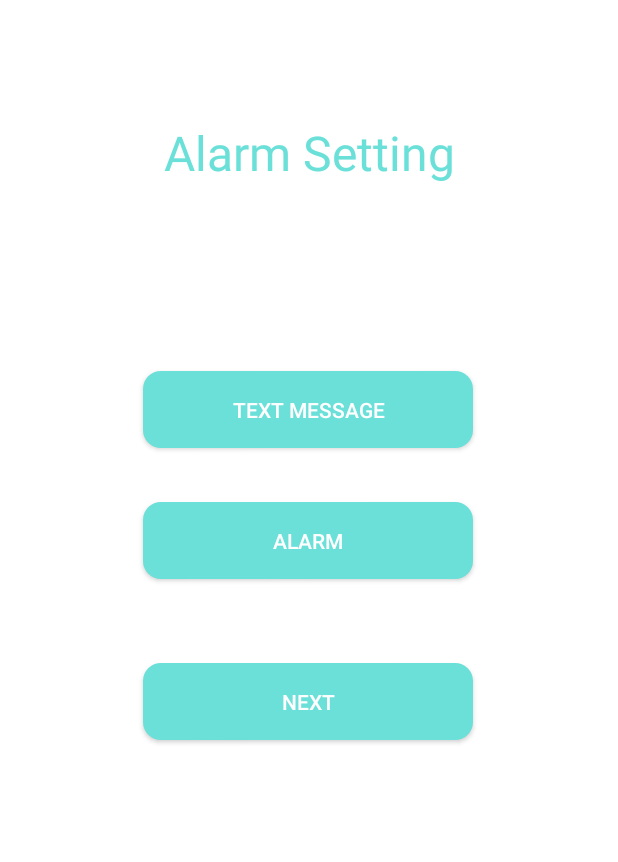
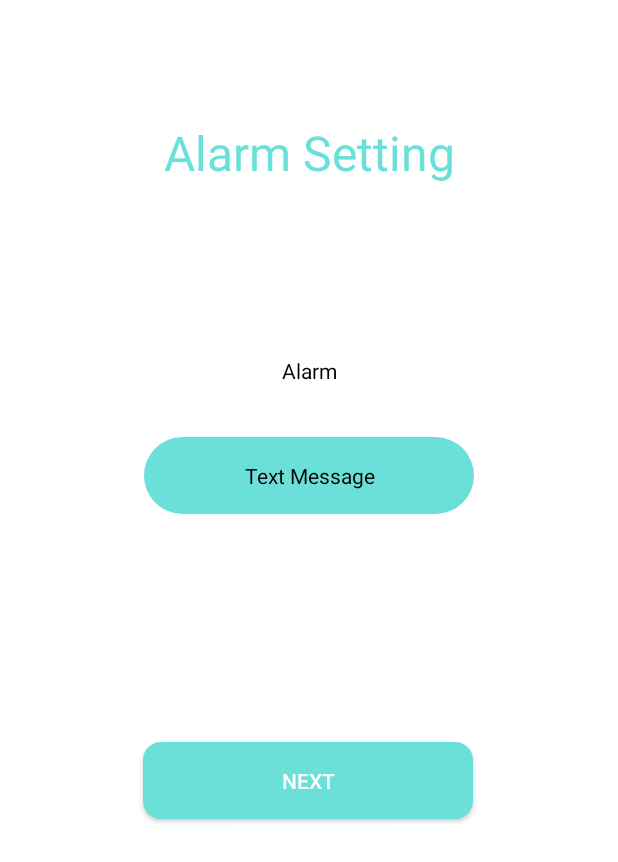
Before and after one commit to NaeemGhabayen/AnsoliApp, an Android app: the alertActivity screen opened directly, with no data from a screen before it, on a phone screen of 412 x 824 dp. Shown: the top 862 px of the screen. Run offline under Robolectric (Android 15) with nearby library versions, the phone set to English and light mode, and no system bars; our stand-ins replace Firebase (no records; nobody signed in at launch, a user with empty details on screens opened directly).

Commit message:
#fexed alarm

```diff
--- a/app/src/main/java/com/example/ansolienapp/Ui/alertActivity.java
+++ b/app/src/main/java/com/example/ansolienapp/Ui/alertActivity.java
@@ -4,24 +4,66 @@ import android.content.Intent;
 import android.os.Bundle;
 import android.view.View;
 import android.widget.Button;
+import android.widget.RadioButton;
+import android.widget.RadioGroup;
+import android.widget.Toast;
 
+import androidx.annotation.NonNull;
 import androidx.appcompat.app.AppCompatActivity;
 
 import com.example.ansolienapp.R;
+import com.google.android.gms.tasks.OnCompleteListener;
+import com.google.android.gms.tasks.OnFailureListener;
+import com.google.android.gms.tasks.Task;
+import com.google.firebase.firestore.FirebaseFirestore;
 
 public class alertActivity extends AppCompatActivity {
     Button btn_next;
-
+    Intent intent;
+    String type, userId;
+    RadioButton rg_eventType;
+    RadioGroup rg_type;
+    String typeAlarm;
+    FirebaseFirestore db;
     @Override
     protected void onCreate(Bundle savedInstanceState) {
         super.onCreate(savedInstanceState);
         setContentView(R.layout.activity_alert);
         btn_next = findViewById(R.id.btn_next);
+        rg_type = findViewById(R.id.rg_type);
+        db = FirebaseFirestore.getInstance();
+        intent = getIntent();
+        type = intent.getStringExtra("type");
+        userId = intent.getStringExtra("userId");
+        int selectedId = rg_type.getCheckedRadioButtonId();
+        rg_eventType = findViewById(selectedId);
+        rg_type.setOnCheckedChangeListener(new RadioGroup.OnCheckedChangeListener() {
+            @Override
+            public void onCheckedChanged(RadioGroup group, int checkedId) {
+                rg_eventType = findViewById(checkedId);
+                typeAlarm = rg_eventType.getText().toString();
+           //     Toast.makeText(alertActivity.this, "" + typeAlarm, Toast.LENGTH_SHORT).show();
+            }
+        });
         btn_next.setOnClickListener(new View.OnClickListener() {
             @Override
             public void onClick(View v) {
-                startActivity(new Intent(getApplicationContext(), registerActivity.class)
-                        .addFlags(Intent.FLAG_ACTIVITY_CLEAR_TOP));
+            db.collection(type).document(userId).update("type alarm",typeAlarm)
+                    .addOnCompleteListener(new OnCompleteListener<Void>() {
+                @Override
+                public void onComplete(@NonNull Task<Void> task) {
+                    if (task.isSuccessful()){
+                        startActivity(new Intent(getApplicationContext(), MainActivity.class)
+                                .addFlags(Intent.FLAG_ACTIVITY_CLEAR_TOP));
+                    }
+                }
+            }).addOnFailureListener(new OnFailureListener() {
+                @Override
+                public void onFailure(@NonNull Exception e) {
+                    Toast.makeText(alertActivity.this, e.getMessage(), Toast.LENGTH_SHORT).show();
+                }
+            });
+
             }
         });
     }
--- a/app/src/main/java/com/example/ansolienapp/Ui/signUpActivity.java
+++ b/app/src/main/java/com/example/ansolienapp/Ui/signUpActivity.java
@@ -9,7 +9,6 @@ import android.widget.EditText;
 import android.widget.Toast;
 
 import androidx.annotation.NonNull;
-import androidx.annotation.Nullable;
 import androidx.appcompat.app.AppCompatActivity;
 
 import com.example.ansolienapp.Model.Doctor;
@@ -22,10 +21,7 @@ import com.google.android.gms.tasks.Task;
 import com.google.firebase.auth.AuthResult;
 import com.google.firebase.auth.FirebaseAuth;
 import com.google.firebase.firestore.DocumentReference;
-import com.google.firebase.firestore.EventListener;
 import com.google.firebase.firestore.FirebaseFirestore;
-import com.google.firebase.firestore.FirebaseFirestoreException;
-import com.google.firebase.firestore.QuerySnapshot;
 
 public class signUpActivity extends AppCompatActivity {
     Intent intent;
@@ -59,12 +55,16 @@ public class signUpActivity extends AppCompatActivity {
         intent = getIntent();
         type = intent.getStringExtra("type");
         Toast.makeText(this, type, Toast.LENGTH_SHORT).show();
-        if (type.equals("As Doctor")) {
+        if (!type.equals("As Patient")) {
             et_age.setVisibility(View.GONE);
             et_year.setVisibility(View.GONE);
             et_weight.setVisibility(View.GONE);
             et_type.setVisibility(View.GONE);
             et_joker.setVisibility(View.VISIBLE);
+            if (type.equals("As Relative")){
+                et_joker.setVisibility(View.GONE);
+
+            }
             et_joker.setHint("number Clinic");
 
         }
@@ -95,19 +95,18 @@ public class signUpActivity extends AppCompatActivity {
                                             case "As Patient":
                                                 patient = new Patient(name, email, password, age, year
                                                         , weight, typePantent, phone, "default");
-                                                uploadeDataBase(patient);
+                                                uploadeDataBase(patient, userId);
                                                 break;
                                             case "As Doctor":
                                                 Toast.makeText(signUpActivity.this, "ttt", Toast.LENGTH_SHORT).show();
                                                 doctor = new Doctor(name, email, password, phone,
                                                         et_joker.getText().toString(), "default");
-                                                uploadeDataBase(doctor);
+                                                uploadeDataBase(doctor, userId);
                                                 break;
                                             case "As Relative":
                                                 relative = new Relative(name, email, password, phone,
                                                         et_joker.getText().toString(), "default");
-                                                uploadeDataBase(relative);
-
+                                                uploadeDataBase(relative, userId);
                                                 break;
                                         }
                                     }
@@ -124,26 +123,16 @@ public class signUpActivity extends AppCompatActivity {
         });
     }
 
-    private boolean CheckSign() {
-        db.collection("As Patient").whereEqualTo("idRelative", email)
-                .addSnapshotListener(new EventListener<QuerySnapshot>() {
-                    @Override
-                    public void onEvent(@Nullable QuerySnapshot value, @Nullable FirebaseFirestoreException error) {
 
-                    }
-                });
-        return true;
-    }
-
-
-    private void uploadeDataBase(Object object) {
+    private void uploadeDataBase(Object object, String userId) {
         reference = db.collection(type).document(userId);
         reference.set(object).addOnCompleteListener(new OnCompleteListener<Void>() {
             @Override
             public void onComplete(@NonNull Task<Void> task) {
                 if (task.isSuccessful()) {
                     Toast.makeText(getApplicationContext(), "تم تسجيل الاشتراك بنجاح", Toast.LENGTH_SHORT).show();
-                    startActivity(new Intent(getApplicationContext(), alertActivity.class)
+                    startActivity(new Intent(getApplicationContext(), alertActivity.class).putExtra("type", type)
+                            .putExtra("userId", userId)
                             .addFlags(Intent.FLAG_ACTIVITY_CLEAR_TOP));
                 }
             }
--- /dev/null
+++ b/app/src/main/res/drawable-v24/control_switch_background_selector_middle.xml
@@ -0,0 +1,25 @@
+<?xml version="1.0" encoding="utf-8"?>
+<selector xmlns:android="http://schemas.android.com/apk/res/android">
+    <item android:state_checked="true">
+        <shape>
+            <solid android:color="@color/purple_200"></solid>
+            <corners android:radius="99dp" />
+        </shape>
+    </item>
+    <item android:state_pressed="true">
+        <shape>
+            <solid android:color="@color/purple_200"></solid>
+            <corners android:radius="99dp" />
+        </shape>
+    </item>
+    <item>
+        <layer-list>
+            <item android:bottom="-1dp" android:left="-1dp" android:top="-1dp">
+                <shape>
+                    <solid android:color="@color/white"></solid>
+                    <corners android:radius="99dp"/>
+                </shape>
+            </item>
+        </layer-list>
+    </item>
+</selector>
--- a/app/src/main/res/layout/activity_alert.xml
+++ b/app/src/main/res/layout/activity_alert.xml
@@ -21,42 +21,55 @@
         app:layout_constraintTop_toTopOf="parent" />
 
 
-    <androidx.appcompat.widget.AppCompatButton
-        android:id="@+id/btn_test"
-        android:layout_width="220dp"
+    <RadioGroup
+        android:id="@+id/rg_type"
+        android:layout_width="match_parent"
         android:layout_height="wrap_content"
-        android:layout_gravity="center"
-        android:layout_marginTop="124dp"
-        android:background="@drawable/bg_regester"
-        android:padding="16sp"
-        android:text="Text Message"
-        android:textColor="@color/white"
+        android:layout_marginTop="64dp"
+        android:checkedButton="@+id/rd_post"
+        android:gravity="end"
+        android:orientation="vertical"
         app:layout_constraintEnd_toEndOf="parent"
-        app:layout_constraintHorizontal_bias="0.497"
+        app:layout_constraintHorizontal_bias="0.0"
         app:layout_constraintStart_toStartOf="parent"
-        app:layout_constraintTop_toBottomOf="@+id/tv_show" />
+        app:layout_constraintTop_toBottomOf="@+id/tv_show">
 
-    <androidx.appcompat.widget.AppCompatButton
-        android:id="@+id/appCompatButton2"
-        android:layout_width="220dp"
-        android:layout_height="wrap_content"
-        android:layout_gravity="center"
-        android:layout_marginTop="36dp"
-        android:background="@drawable/bg_regester"
-        android:padding="16sp"
-        android:text="Alarm"
-        android:textColor="@color/white"
-        app:layout_constraintEnd_toEndOf="parent"
-        app:layout_constraintHorizontal_bias="0.497"
-        app:layout_constraintStart_toStartOf="parent"
-        app:layout_constraintTop_toBottomOf="@+id/btn_test" />
+
+        <RadioButton
+            android:id="@+id/rb_torath"
+            android:layout_width="220dp"
+            android:layout_height="wrap_content"
+            android:layout_gravity="center"
+            android:layout_marginTop="36dp"
+            android:background="@drawable/control_switch_background_selector_middle"
+            android:button="@null"
+            android:gravity="center"
+            android:padding="10dp"
+            android:text="Alarm"
+            android:textColor="@color/black" />
+
+        <RadioButton
+            android:id="@+id/rb_swim"
+            android:layout_width="220dp"
+            android:layout_height="wrap_content"
+            android:layout_gravity="center"
+            android:layout_marginTop="20sp"
+            android:background="@drawable/control_switch_background_selector_middle"
+            android:button="@null"
+            android:checked="true"
+            android:gravity="center"
+            android:padding="16sp"
+            android:text="Text Message"
+            android:textColor="@color/black" />
+
+    </RadioGroup>
 
     <androidx.appcompat.widget.AppCompatButton
         android:id="@+id/btn_next"
         android:layout_width="220dp"
         android:layout_height="wrap_content"
         android:layout_gravity="center"
-        android:layout_marginTop="56dp"
+        android:layout_marginTop="152dp"
         android:background="@drawable/bg_regester"
         android:padding="16sp"
         android:text="Next"
@@ -64,5 +77,5 @@
         app:layout_constraintEnd_toEndOf="parent"
         app:layout_constraintHorizontal_bias="0.497"
         app:layout_constraintStart_toStartOf="parent"
-        app:layout_constraintTop_toBottomOf="@+id/appCompatButton2" />
+        app:layout_constraintTop_toBottomOf="@+id/rg_type" />
 </androidx.constraintlayout.widget.ConstraintLayout>
--- a/app/src/main/res/layout/activity_sign_up.xml
+++ b/app/src/main/res/layout/activity_sign_up.xml
@@ -66,7 +66,7 @@
             android:layout_height="wrap_content"
             android:layout_marginBottom="20sp"
             android:background="@drawable/bg_login"
-            android:hint="Year of Diagnosis"
+            android:hint="total daily insulin dose"
             android:inputType="number"
             android:padding="16sp" />
 
```
